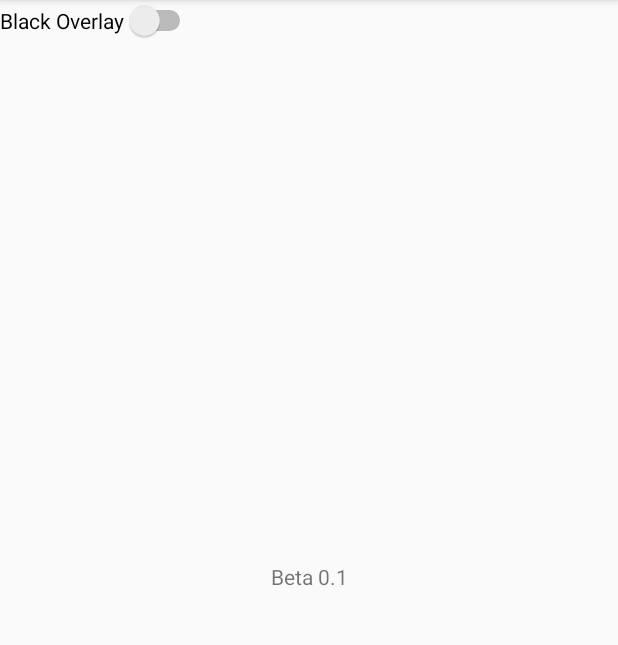
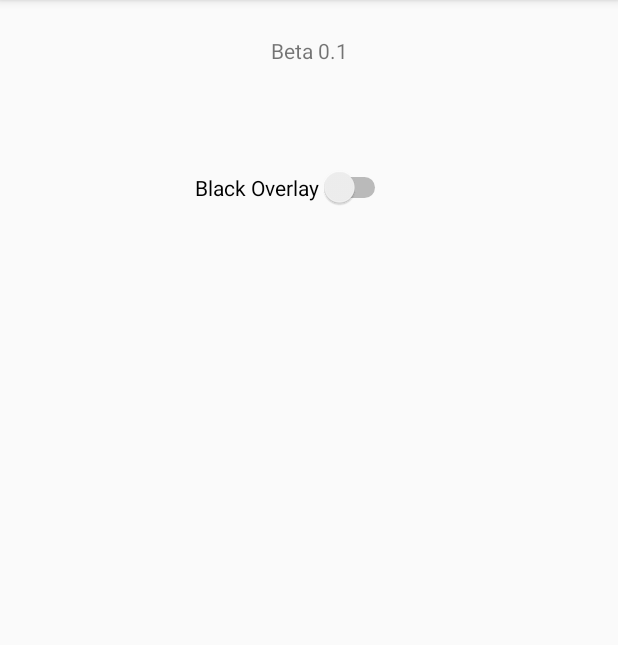
Before and after one commit to maximilianKoeper/OLEDBLACK, an Android app: the screen it shows after launch (MainActivity), on a phone screen of 412 x 824 dp, the part 84-729 px from its top. Run offline under Robolectric (Android 15) with nearby library versions, the phone set to English and light mode, and no system bars.

Commit message:
Add Icon

```diff
--- a/app/src/main/AndroidManifest.xml
+++ b/app/src/main/AndroidManifest.xml
@@ -4,9 +4,9 @@
 
     <application
         android:allowBackup="true"
-        android:icon="@mipmap/ic_launcher"
+        android:icon="@drawable/notificationicon"
         android:label="@string/app_name"
-        android:roundIcon="@mipmap/ic_launcher_round"
+        android:roundIcon="@drawable/notificationicon"
         android:supportsRtl="true"
         android:exported="true"
         android:theme="@style/AppTheme">
@@ -21,7 +21,7 @@
 
             <service
                 android:name="com.example.mkoep.oledblack.MyAppTileService"
-                android:icon="@mipmap/ic_launcher_round"
+                android:icon="@drawable/notificationicon"
                 android:label="black"
                 android:permission="android.permission.BIND_QUICK_SETTINGS_TILE">
                 <intent-filter>
--- a/app/src/main/java/com/example/mkoep/oledblack/MainActivity.java
+++ b/app/src/main/java/com/example/mkoep/oledblack/MainActivity.java
@@ -7,6 +7,7 @@ import android.os.Bundle;
 import android.widget.CompoundButton;
 import android.widget.Switch;
 import android.widget.TextView;
+
 
 public class MainActivity extends AppCompatActivity {
 
@@ -38,4 +39,8 @@ public class MainActivity extends AppCompatActivity {
         startService(svc);
     }
 
+    public void resetSwitch(){
+        switchButton.setChecked(false);
+    }
+
 }
--- a/app/src/main/res/layout/activity_main.xml
+++ b/app/src/main/res/layout/activity_main.xml
@@ -4,7 +4,19 @@
     xmlns:tools="http://schemas.android.com/tools"
     android:layout_width="match_parent"
     android:layout_height="match_parent"
+    android:gravity="center_horizontal"
     tools:context="com.example.mkoep.oledblack.MainActivity">
+
+    <Switch
+        android:id="@+id/switch1"
+        android:layout_width="wrap_content"
+        android:layout_height="wrap_content"
+        android:layout_marginTop="68dp"
+        android:checked="false"
+        android:text="Black Overlay"
+        app:layout_constraintTop_toBottomOf="@+id/textView"
+        android:layout_marginLeft="110dp"
+        app:layout_constraintLeft_toLeftOf="@+id/guideline" />
 
     <TextView
         android:layout_width="wrap_content"
@@ -13,15 +25,17 @@
         app:layout_constraintBottom_toBottomOf="parent"
         app:layout_constraintLeft_toLeftOf="parent"
         app:layout_constraintRight_toRightOf="parent"
-        app:layout_constraintTop_toTopOf="parent" />
+        app:layout_constraintTop_toTopOf="parent"
+        app:layout_constraintVertical_bias="0.032"
+        android:id="@+id/textView" />
 
-    <Switch
-        android:id="@+id/switch1"
+    <android.support.constraint.Guideline
         android:layout_width="wrap_content"
         android:layout_height="wrap_content"
-        android:checked="false"
-        android:text="Black Overlay"
-        tools:layout_editor_absoluteX="151dp"
-        tools:layout_editor_absoluteY="300dp" />
+        android:id="@+id/guideline"
+        android:orientation="vertical"
+        tools:layout_editor_absoluteY="0dp"
+        tools:layout_editor_absoluteX="20dp"
+        app:layout_constraintGuide_begin="20dp" />
 
 </android.support.constraint.ConstraintLayout>
```
Also changed, not shown: app/src/main/java/com/example/mkoep/oledblack/OverlayShowingService.java (+6 -2 lines), app/src/main/res/drawable/notificationicon.png (added).
